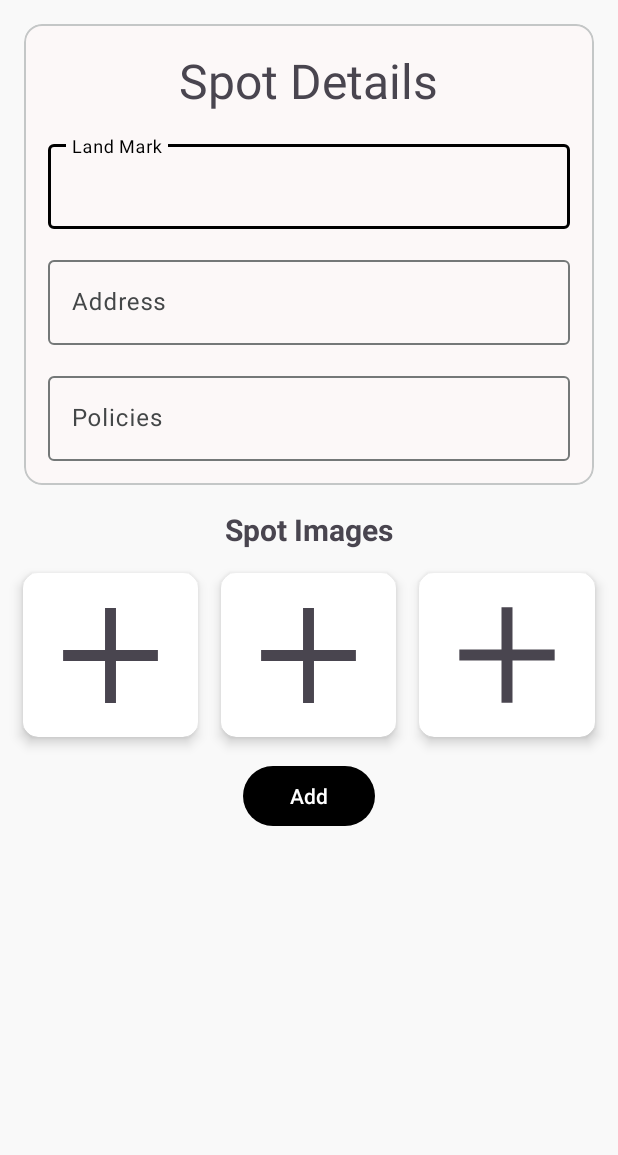
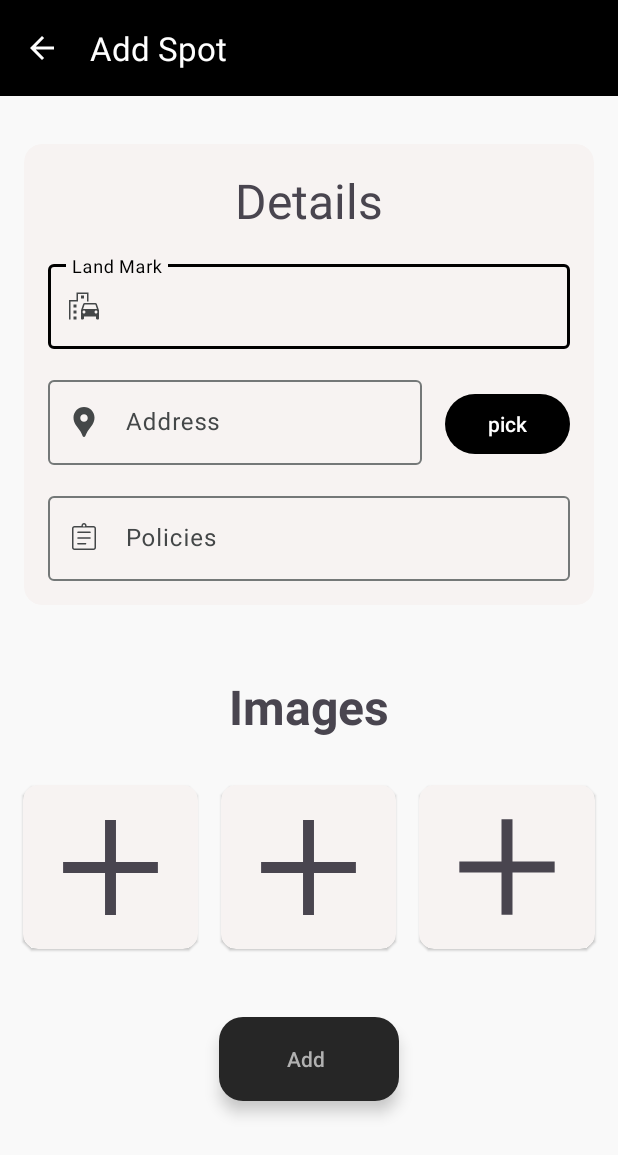
Before and after one commit to Than0s-op/ParkPilot_Business, an Android app: the AddFreeSpot screen opened directly, with no data from a screen before it, on a phone screen of 412 x 824 dp. Shown: the top 1155 px of the screen. Run offline under Robolectric (Android 15) with nearby library versions, the phone set to English and light mode, and no system bars; our stand-ins replace Firebase (no records; nobody signed in at launch, a user with empty details on screens opened directly); libraries missing offline, so code that uses them is left out: org.osmdroid.config, org.osmdroid.tileprovider, org.osmdroid.util, org.osmdroid.views; 13 statements that could not run were skipped.

Commit message:
add spot redesigned

```diff
--- a/app/src/main/java/com/application/parkpilotreg/activity/AddFreeSpot.kt
+++ b/app/src/main/java/com/application/parkpilotreg/activity/AddFreeSpot.kt
@@ -1,6 +1,8 @@
 package com.application.parkpilotreg.activity
 
 import android.os.Bundle
+import android.view.View
+import android.view.WindowManager
 import android.widget.Toast
 import androidx.appcompat.app.AppCompatActivity
 import coil.load
@@ -30,6 +32,10 @@ class AddFreeSpot : AppCompatActivity() {
 
         intent.getStringExtra("id")?.let {
             viewModel.getFreeSpot(it)
+        }
+
+        binding.topAppBar.setNavigationOnClickListener {
+            finish()
         }
 
         val imageViews = arrayOf(
@@ -70,6 +76,7 @@ class AddFreeSpot : AppCompatActivity() {
         }
 
         binding.buttonAdd.setOnClickListener {
+            showProgressBar()
             viewModel.set(
                 spot = FreeSpot(
                     id = id ?: System.currentTimeMillis().toString(),
@@ -88,12 +95,12 @@ class AddFreeSpot : AppCompatActivity() {
                     Toast.makeText(this, "Failed", Toast.LENGTH_LONG).show()
                 },
                 onComplete = {
-
+                    hideProgressBar()
                 }
             )
         }
 
-        binding.editTextAddress.setOnClickListener {
+        binding.buttonLocationPick.setOnClickListener {
             dialogBox.show()
         }
 
@@ -150,4 +157,17 @@ class AddFreeSpot : AppCompatActivity() {
             viewModel.getCurrentLocation(this)
         }
     }
+
+    private fun showProgressBar() {
+        binding.progressBar.visibility = View.VISIBLE
+        window.setFlags(
+            WindowManager.LayoutParams.FLAG_NOT_TOUCHABLE,
+            WindowManager.LayoutParams.FLAG_NOT_TOUCHABLE
+        )
+    }
+
+    private fun hideProgressBar() {
+        binding.progressBar.visibility = View.GONE
+        window.clearFlags(WindowManager.LayoutParams.FLAG_NOT_TOUCHABLE)
+    }
 }
--- /dev/null
+++ b/app/src/main/res/drawable/baseline_add_a_photo_24.xml
@@ -0,0 +1,5 @@
+<vector xmlns:android="http://schemas.android.com/apk/res/android" android:height="24dp" android:tint="#000000" android:viewportHeight="24" android:viewportWidth="24" android:width="24dp">
+
+    <path android:fillColor="@android:color/white" android:pathData="M3,4V1h2v3h3v2H5v3H3V6H0V4H3zM6,10V7h3V4h7l1.83,2H21c1.1,0 2,0.9 2,2v12c0,1.1 -0.9,2 -2,2H5c-1.1,0 -2,-0.9 -2,-2V10H6zM13,19c2.76,0 5,-2.24 5,-5s-2.24,-5 -5,-5s-5,2.24 -5,5S10.24,19 13,19zM9.8,14c0,1.77 1.43,3.2 3.2,3.2s3.2,-1.43 3.2,-3.2s-1.43,-3.2 -3.2,-3.2S9.8,12.23 9.8,14z"/>
+
+</vector>
--- /dev/null
+++ b/app/src/main/res/drawable/baseline_arrow_back_24.xml
@@ -0,0 +1,5 @@
+<vector xmlns:android="http://schemas.android.com/apk/res/android" android:autoMirrored="true" android:height="24dp" android:tint="#000000" android:viewportHeight="24" android:viewportWidth="24" android:width="24dp">
+
+    <path android:fillColor="@android:color/white" android:pathData="M20,11H7.83l5.59,-5.59L12,4l-8,8 8,8 1.41,-1.41L7.83,13H20v-2z"/>
+
+</vector>
--- /dev/null
+++ b/app/src/main/res/drawable/baseline_emoji_transportation_24.xml
@@ -0,0 +1,15 @@
+<vector xmlns:android="http://schemas.android.com/apk/res/android" android:height="24dp" android:tint="#000000" android:viewportHeight="24" android:viewportWidth="24" android:width="24dp">
+
+    <path android:fillColor="@android:color/white" android:pathData="M20.57,10.66C20.43,10.26 20.05,10 19.6,10h-7.19c-0.46,0 -0.83,0.26 -0.98,0.66L10,14.77l0.01,5.51c0,0.38 0.31,0.72 0.69,0.72h0.62C11.7,21 12,20.62 12,20.24V19h8v1.24c0,0.38 0.31,0.76 0.69,0.76h0.61c0.38,0 0.69,-0.34 0.69,-0.72L22,18.91v-4.14L20.57,10.66zM12.41,11h7.19l1.03,3h-9.25L12.41,11zM12,17c-0.55,0 -1,-0.45 -1,-1s0.45,-1 1,-1s1,0.45 1,1S12.55,17 12,17zM20,17c-0.55,0 -1,-0.45 -1,-1s0.45,-1 1,-1s1,0.45 1,1S20.55,17 20,17z"/>
+
+    <path android:fillColor="@android:color/white" android:pathData="M14,9l1,0l0,-6l-8,0l0,5l-5,0l0,13l1,0l0,-12l5,0l0,-5l6,0z"/>
+
+    <path android:fillColor="@android:color/white" android:pathData="M5,11h2v2h-2z"/>
+
+    <path android:fillColor="@android:color/white" android:pathData="M10,5h2v2h-2z"/>
+
+    <path android:fillColor="@android:color/white" android:pathData="M5,15h2v2h-2z"/>
+
+    <path android:fillColor="@android:color/white" android:pathData="M5,19h2v2h-2z"/>
+
+</vector>
--- /dev/null
+++ b/app/src/main/res/drawable/baseline_location_pin_24.xml
@@ -0,0 +1,5 @@
+<vector xmlns:android="http://schemas.android.com/apk/res/android" android:height="24dp" android:tint="#000000" android:viewportHeight="24" android:viewportWidth="24" android:width="24dp">
+
+    <path android:fillColor="@android:color/white" android:pathData="M12,2L12,2C8.13,2 5,5.13 5,9c0,1.74 0.5,3.37 1.41,4.84c0.95,1.54 2.2,2.86 3.16,4.4c0.47,0.75 0.81,1.45 1.17,2.26C11,21.05 11.21,22 12,22h0c0.79,0 1,-0.95 1.25,-1.5c0.37,-0.81 0.7,-1.51 1.17,-2.26c0.96,-1.53 2.21,-2.85 3.16,-4.4C18.5,12.37 19,10.74 19,9C19,5.13 15.87,2 12,2zM12,11.75c-1.38,0 -2.5,-1.12 -2.5,-2.5s1.12,-2.5 2.5,-2.5s2.5,1.12 2.5,2.5S13.38,11.75 12,11.75z"/>
+
+</vector>
--- a/app/src/main/res/layout/add_free_spot.xml
+++ b/app/src/main/res/layout/add_free_spot.xml
@@ -4,20 +4,58 @@
     android:layout_width="match_parent"
     android:layout_height="match_parent">
 
+    <com.google.android.material.progressindicator.LinearProgressIndicator
+        android:id="@+id/progressBar"
+        android:layout_width="match_parent"
+        android:layout_height="match_parent"
+        android:background="@color/progressBarColor"
+        android:elevation="25dp"
+        android:indeterminate="true"
+        android:padding="20dp"
+        android:visibility="gone"
+        app:layout_constraintBottom_toBottomOf="parent"
+        app:layout_constraintEnd_toEndOf="parent"
+        app:layout_constraintStart_toStartOf="parent"
+        app:layout_constraintTop_toTopOf="parent" />
+
+    <com.google.android.material.appbar.AppBarLayout
+        android:id="@+id/appBarLayout"
+        android:layout_width="match_parent"
+        android:layout_height="wrap_content"
+        android:background="@color/black"
+        app:layout_constraintEnd_toEndOf="parent"
+        app:layout_constraintStart_toStartOf="parent"
+        app:layout_constraintTop_toTopOf="parent">
+
+        <com.google.android.material.appbar.MaterialToolbar
+            android:id="@+id/topAppBar"
+            android:layout_width="match_parent"
+            android:layout_height="wrap_content"
+            android:minHeight="?attr/actionBarSize"
+            app:navigationIcon="@drawable/baseline_arrow_back_24"
+            app:navigationIconTint="@color/white"
+            app:title="Add Spot"
+            app:titleTextColor="@color/white" />
+
+    </com.google.android.material.appbar.AppBarLayout>
+
     <ScrollView
         android:layout_width="match_parent"
-        android:layout_height="match_parent">
+        android:layout_height="wrap_content"
+        android:layout_marginTop="16dp"
+        app:layout_constraintTop_toBottomOf="@+id/appBarLayout">
 
         <androidx.appcompat.widget.LinearLayoutCompat
             android:id="@+id/linearLayout"
             android:layout_width="match_parent"
             android:layout_height="wrap_content"
             android:clipToPadding="false"
-            android:divider="@drawable/empty_tall_divider"
             android:orientation="vertical"
-            android:showDividers="middle">
+            app:divider="@drawable/empty_tall_divider"
+            app:showDividers="middle|end">
 
             <com.google.android.material.card.MaterialCardView
+                style="?attr/materialCardViewElevatedStyle"
                 android:layout_width="match_parent"
                 android:layout_height="wrap_content"
                 android:layout_margin="16dp">
@@ -26,20 +64,21 @@
                     android:layout_width="match_parent"
                     android:layout_height="match_parent"
                     android:layout_margin="16dp"
+                    android:orientation="vertical"
                     app:divider="@drawable/empty_mid_divider"
-                    app:showDividers="middle"
-                    android:orientation="vertical">
+                    app:showDividers="middle">
 
                     <androidx.appcompat.widget.AppCompatTextView
                         android:layout_width="wrap_content"
                         android:layout_height="wrap_content"
                         android:layout_gravity="center_horizontal"
-                        android:text="Spot Details"
+                        android:text="Details"
                         android:textSize="32sp" />
 
                     <com.google.android.material.textfield.TextInputLayout
                         android:layout_width="match_parent"
-                        android:layout_height="wrap_content">
+                        android:layout_height="wrap_content"
+                        app:startIconDrawable="@drawable/baseline_emoji_transportation_24">
 
                         <com.google.android.material.textfield.TextInputEditText
                             android:id="@+id/editTextLandMark"
@@ -50,24 +89,42 @@
 
                     </com.google.android.material.textfield.TextInputLayout>
 
+                    <androidx.appcompat.widget.LinearLayoutCompat
+                        android:layout_width="match_parent"
+                        android:layout_height="wrap_content"
+                        android:orientation="horizontal"
+                        app:divider="@drawable/empty_mid_divider"
+                        app:showDividers="middle">
+
                         <com.google.android.material.textfield.TextInputLayout
-                        android:layout_width="match_parent"
-                        android:layout_height="wrap_content">
+                            android:layout_width="0dp"
+                            android:layout_height="wrap_content"
+                            android:layout_weight="0.6"
+                            app:startIconDrawable="@drawable/baseline_location_pin_24">
 
                             <com.google.android.material.textfield.TextInputEditText
                                 android:id="@+id/editTextAddress"
                                 android:layout_width="match_parent"
                                 android:layout_height="wrap_content"
-                            android:editable="false"
+                                android:enabled="false"
                                 android:hint="Address"
                                 android:singleLine="true" />
 
                         </com.google.android.material.textfield.TextInputLayout>
 
+                        <com.google.android.material.button.MaterialButton
+                            android:id="@+id/buttonLocationPick"
+                            android:layout_width="0dp"
+                            android:layout_height="wrap_content"
+                            android:layout_weight="0.2"
+                            android:text="pick" />
+
+                    </androidx.appcompat.widget.LinearLayoutCompat>
+
                     <com.google.android.material.textfield.TextInputLayout
-                        android:id="@+id/textInputLayoutReservedSpots"
                         android:layout_width="match_parent"
-                        android:layout_height="wrap_content">
+                        android:layout_height="wrap_content"
+                        app:startIconDrawable="@drawable/assignment_icon">
 
                         <com.google.android.material.textfield.TextInputEditText
                             android:id="@+id/editTextPolicies"
@@ -84,17 +141,17 @@
 
             <androidx.appcompat.widget.LinearLayoutCompat
                 android:layout_width="match_parent"
-                android:layout_height="wrap_content"
-                android:divider="@drawable/empty_tall_divider"
+                android:layout_height="match_parent"
                 android:orientation="vertical"
+                app:divider="@drawable/empty_mid_divider"
                 app:showDividers="middle">
 
                 <TextView
                     android:layout_width="wrap_content"
                     android:layout_height="wrap_content"
                     android:layout_gravity="center_horizontal"
-                    android:text="Spot Images"
-                    android:textSize="20sp"
+                    android:text="Images"
+                    android:textSize="32sp"
                     android:textStyle="bold" />
 
                 <LinearLayout
@@ -106,13 +163,14 @@
                     android:padding="15dp"
                     android:showDividers="middle">
 
-                    <androidx.cardview.widget.CardView
+                    <com.google.android.material.card.MaterialCardView
+                        style="?attr/materialCardViewElevatedStyle"
                         android:layout_width="0dp"
                         android:layout_height="match_parent"
                         android:layout_gravity="center"
                         android:layout_weight="0.3"
-                        app:cardCornerRadius="10dp"
-                        app:cardElevation="5dp">
+                        android:clickable="true"
+                        app:cardCornerRadius="10dp">
 
                         <ImageView
                             android:id="@+id/imageView1"
@@ -121,15 +179,16 @@
                             android:scaleType="centerCrop"
                             android:src="@drawable/add_icon" />
 
-                    </androidx.cardview.widget.CardView>
+                    </com.google.android.material.card.MaterialCardView>
 
-                    <androidx.cardview.widget.CardView
+                    <com.google.android.material.card.MaterialCardView
+                        style="?attr/materialCardViewElevatedStyle"
                         android:layout_width="0dp"
                         android:layout_height="match_parent"
                         android:layout_gravity="center"
                         android:layout_weight="0.3"
-                        app:cardCornerRadius="10dp"
-                        app:cardElevation="5dp">
+                        android:clickable="true"
+                        app:cardCornerRadius="10dp">
 
                         <ImageView
                             android:id="@+id/imageView2"
@@ -138,16 +197,16 @@
                             android:scaleType="centerCrop"
                             android:src="@drawable/add_icon" />
 
-                    </androidx.cardview.widget.CardView>
+                    </com.google.android.material.card.MaterialCardView>
 
-
-                    <androidx.cardview.widget.CardView
+                    <com.google.android.material.card.MaterialCardView
+                        style="?attr/materialCardViewElevatedStyle"
                         android:layout_width="0dp"
                         android:layout_height="match_parent"
                         android:layout_gravity="center"
                         android:layout_weight="0.3"
-                        app:cardCornerRadius="10dp"
-                        app:cardElevation="5dp">
+                        android:clickable="true"
+                        app:cardCornerRadius="10dp">
 
                         <ImageView
                             android:id="@+id/imageView3"
@@ -156,12 +215,12 @@
                             android:scaleType="centerCrop"
                             android:src="@drawable/add_icon" />
 
-                    </androidx.cardview.widget.CardView>
+                    </com.google.android.material.card.MaterialCardView>
 
                 </LinearLayout>
             </androidx.appcompat.widget.LinearLayoutCompat>
 
-            <com.google.android.material.button.MaterialButton
+            <com.google.android.material.floatingactionbutton.ExtendedFloatingActionButton
                 android:id="@+id/buttonAdd"
                 android:layout_width="wrap_content"
                 android:layout_height="wrap_content"
```
Lines whose indentation alone changed are shown as unchanged.
